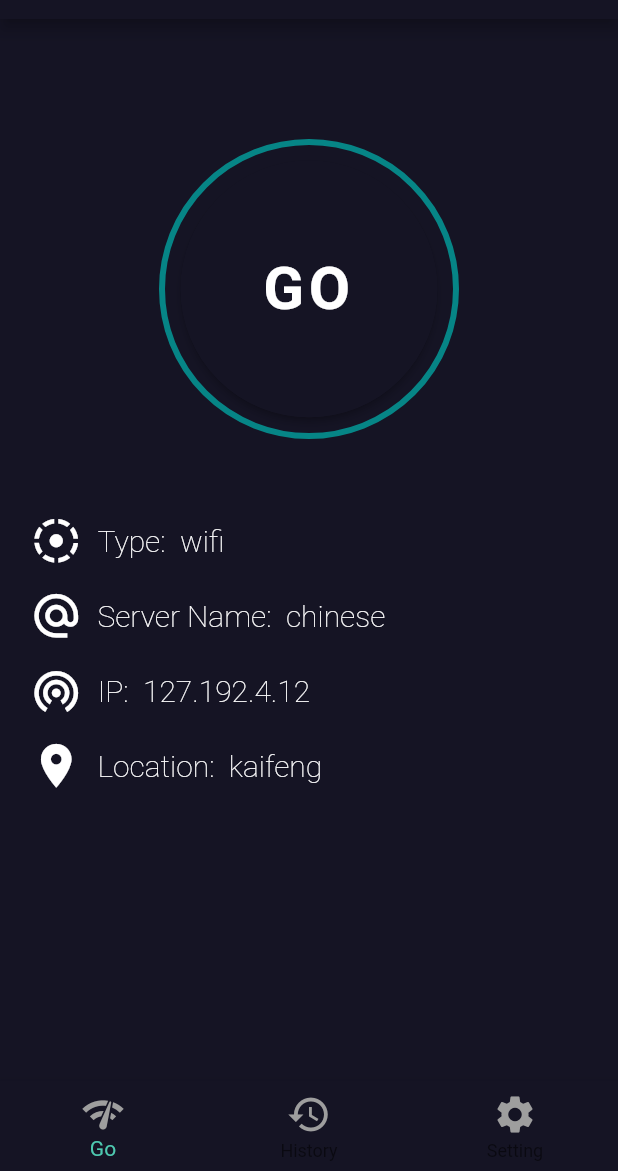
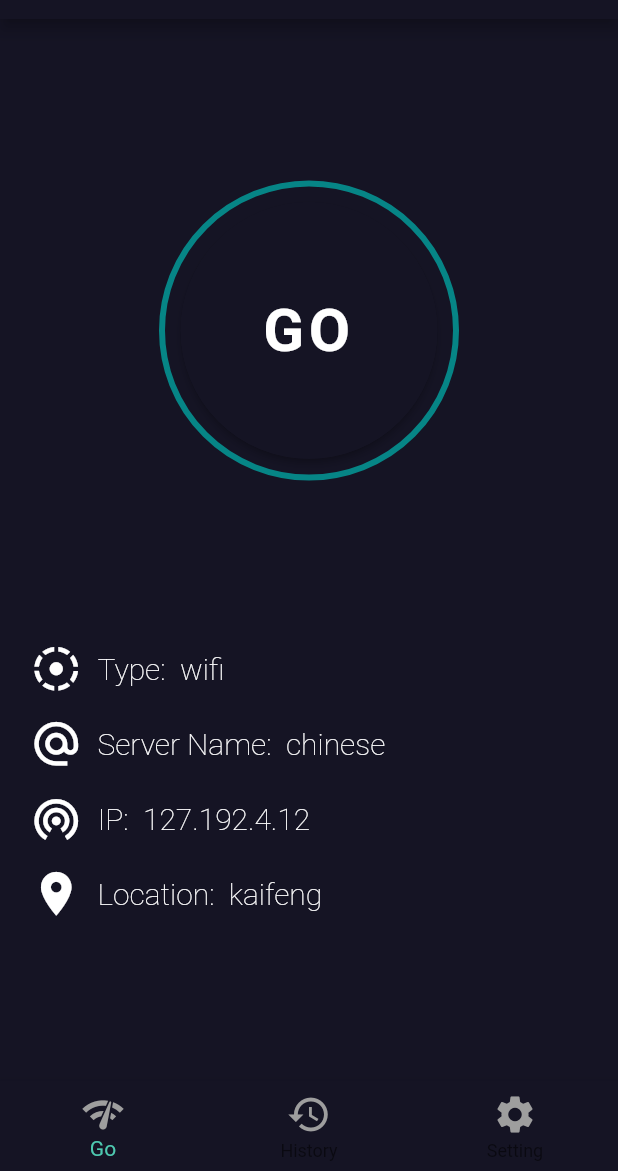
Before and after one commit to Catherine526940/Dart-speedtest, a Flutter app: the screen it shows after launch, on a phone screen of 412 x 824 dp, the part 65-1236 px from its top. Run offline on Flutter 3.47's test engine with Material 2 defaults, Android fonts, the phone set to English and light mode, and no system bars; Roboto replaces fonts that are missing (微软雅黑).

Commit message:
首页的所有显示适配问题

```diff
--- a/lib/pages/go.dart
+++ b/lib/pages/go.dart
@@ -13,11 +13,11 @@ class _GoPageState extends State<GoPage> {
     return Container(
         color: Color.fromRGBO(21, 20, 36, 0.99),
         child: Column(
+          mainAxisAlignment: MainAxisAlignment.spaceEvenly,
           children: <Widget>[
 
 ////////////////////////////////////////////////GO圆形按钮/////////
             Container(
-              padding: EdgeInsets.only(top:80.0),
               child: Container(
                 height: 200.0,
                 width: 200.0,
@@ -58,7 +58,7 @@ class _GoPageState extends State<GoPage> {
             ),
 ////////////////////////////////////////////四行数据////////////////////////////////////////
             Container(
-              padding: EdgeInsets.fromLTRB(20.0,50.0,0.0,0.0),
+              padding: EdgeInsets.fromLTRB(20.0,0.0,0.0,0.0),
               child: Column(
                 //2个child 竖直 排列
                 children: <Widget>[
```
